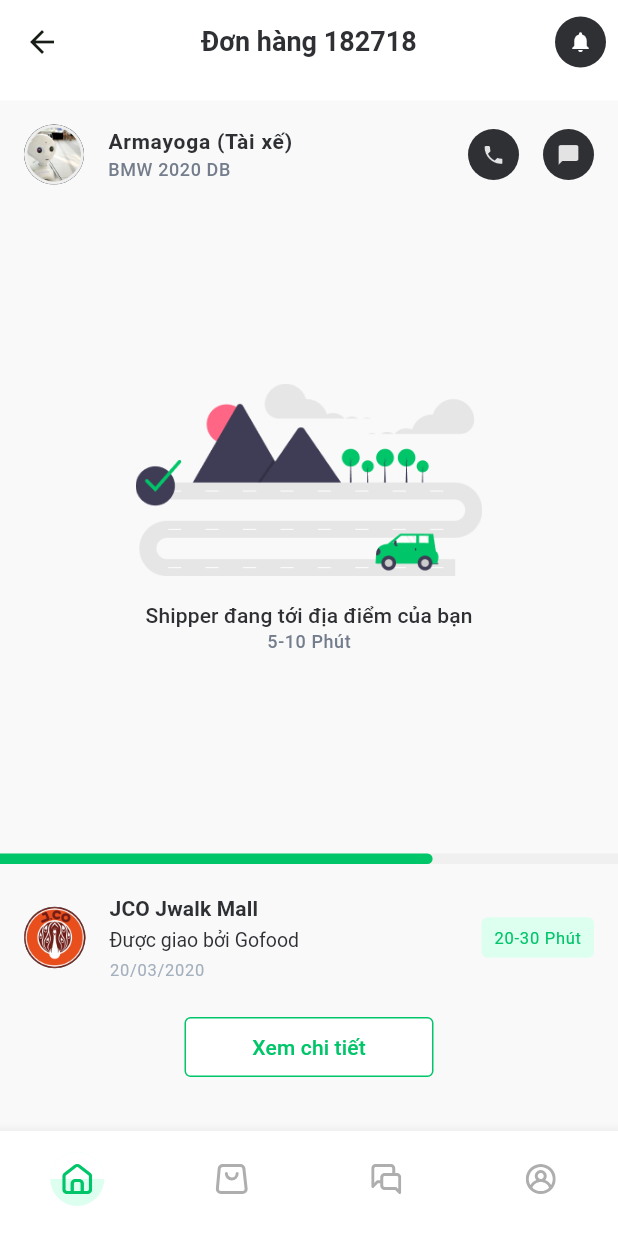
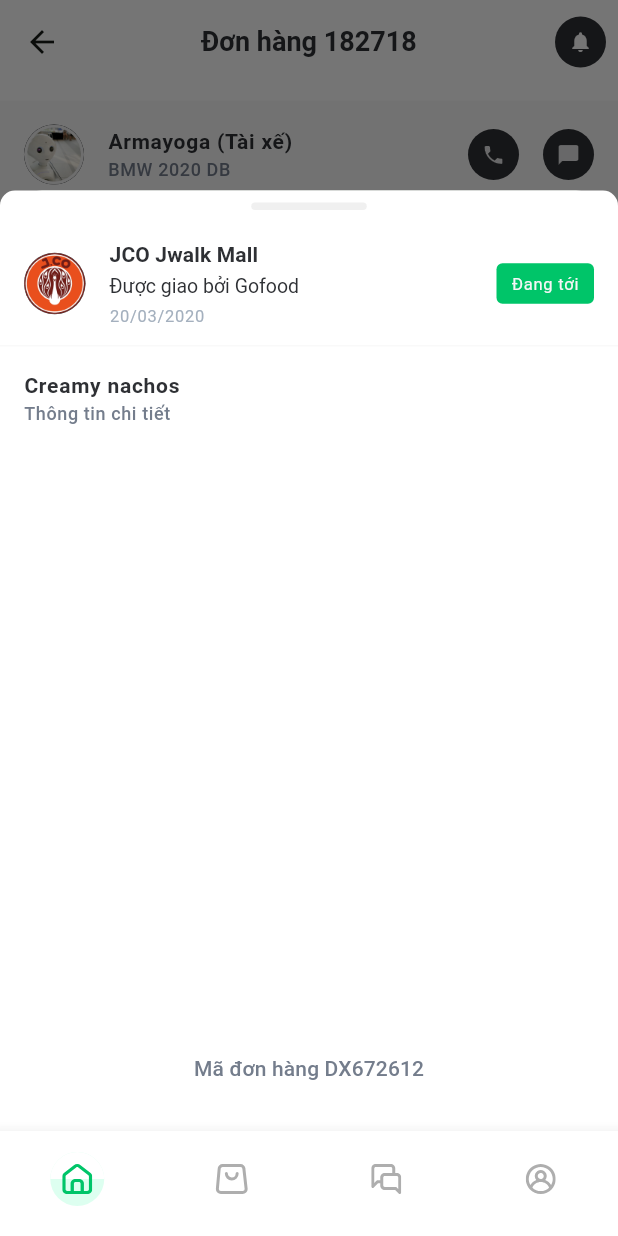
Before and after one commit to thoghoaq/CapstoneFA23, a Flutter app: the TrackingOrderPage screen opened by its route, after a tap on "Xem chi tiết", on a phone screen of 412 x 824 dp. Run offline on Flutter 3.47's test engine with Material 2 defaults, Android fonts, the phone set to English and light mode, and no system bars; our stand-ins replace flutter_rating_bar, flutter_svg, go_router, pinput, responsive_framework; Roboto replaces fonts that are missing (SFUIText); project files that could hold a hidden picture were left out.

Commit message:
order details

```diff
--- /dev/null
+++ b/capstone_fa23_customer/lib/modals/order_details.dart
@@ -0,0 +1,61 @@
+import 'package:capstone_fa23_customer/partials/transaction_list_tile.dart';
+import 'package:design_kit/material.dart';
+import 'package:flutter/material.dart';
+
+class OrderDetailsModal extends StatelessWidget {
+  final dynamic order;
+  const OrderDetailsModal({super.key, this.order});
+
+  @override
+  Widget build(BuildContext context) {
+    return Container(
+      width: double.infinity,
+      height: 627,
+      decoration: BoxDecoration(
+        color: Theme.of(context).colorScheme.background,
+        borderRadius: const BorderRadius.only(
+          topLeft: Radius.circular(10),
+          topRight: Radius.circular(10),
+        ),
+      ),
+      child: Column(
+        children: [
+          const DSwipeIndicator(),
+          TransactionListTile(
+            title: order["title"],
+            icon: Image.asset(order["icon"]),
+            description: order["description"],
+            subtitle: order["subtitle"],
+            status: order["status"],
+          ),
+          Expanded(
+            child: Padding(
+              padding: const EdgeInsets.all(16),
+              child: Column(
+                crossAxisAlignment: CrossAxisAlignment.start,
+                children: [
+                  const SizedBox(
+                    width: double.infinity,
+                  ),
+                  Text(
+                    "Creamy nachos",
+                    style: Theme.of(context).textTheme.bodyLarge,
+                  ),
+                  Text(
+                    "Thông tin chi tiết",
+                    style: Theme.of(context).textTheme.bodySmall,
+                  )
+                ],
+              ),
+            ),
+          ),
+          Text(
+            "Mã đơn hàng DX672612",
+            style: Theme.of(context).textTheme.labelLarge,
+          ),
+          const SizedBox(height: 32)
+        ],
+      ),
+    );
+  }
+}
--- a/capstone_fa23_customer/lib/pages/tracking_order.dart
+++ b/capstone_fa23_customer/lib/pages/tracking_order.dart
@@ -1,4 +1,6 @@
 import 'package:capstone_fa23_customer/domain/enums/shipping_progress.dart';
+import 'package:capstone_fa23_customer/domain/enums/transaction_status.dart';
+import 'package:capstone_fa23_customer/modals/order_details.dart';
 import 'package:capstone_fa23_customer/partials/contact_list_title.dart';
 import 'package:capstone_fa23_customer/partials/progress_line.dart';
 import 'package:design_kit/material.dart';
@@ -15,6 +17,7 @@
         "title": "JCO Jwalk Mall",
         "subtitle": "Được giao bởi Gofood",
         "description": "20/03/2020",
+        "status": TransactionStatus.ongoing,
       };
 
   @override
@@ -152,7 +155,17 @@
         ),
         DOutlinedButton.small(
           text: "Xem chi tiết",
-          onPressed: () {},
+          onPressed: () {
+            showModalBottomSheet(
+              context: context,
+              builder: (context) {
+                return OrderDetailsModal(
+                  order: _order,
+                );
+              },
+              isScrollControlled: true,
+            );
+          },
         ),
         const SizedBox(height: 32),
       ]),
```
